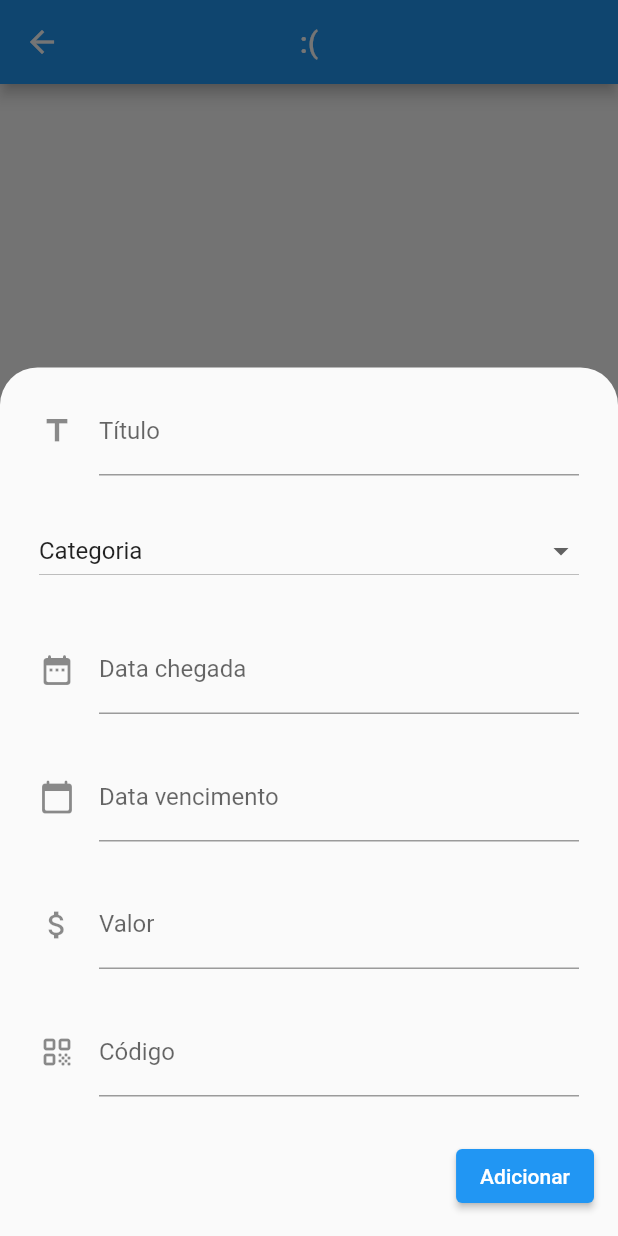
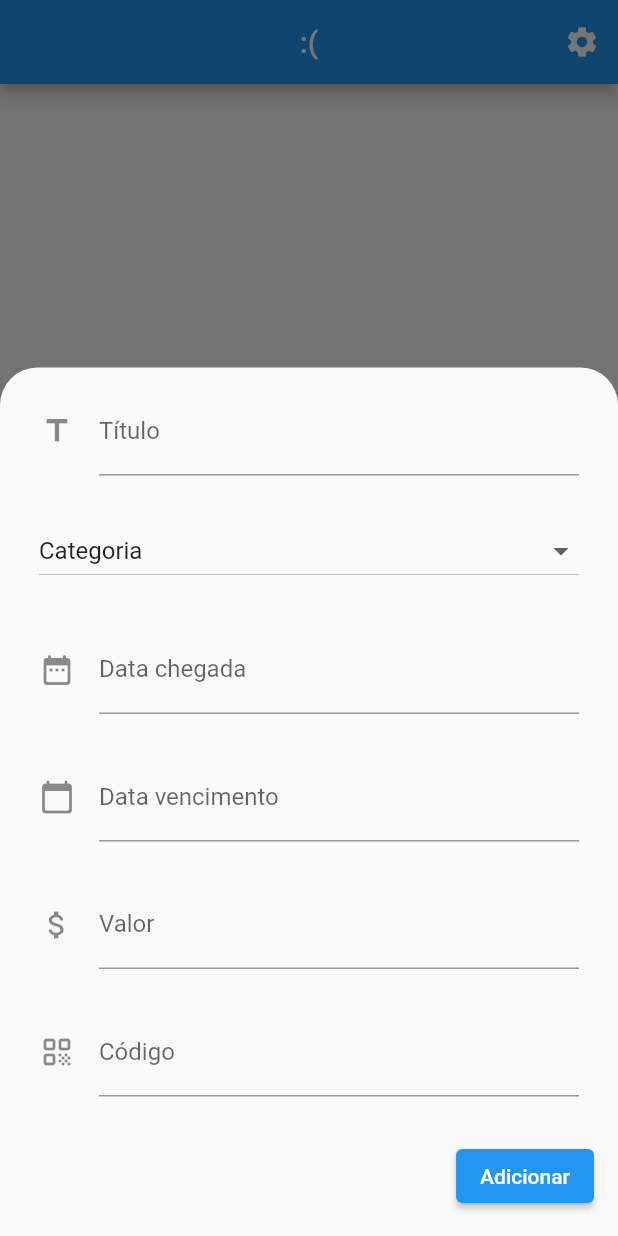
Before and after one commit to matheoxz/ByeBoletos, a Flutter app: the MyHomePage screen opened directly, after a tap on the "add" icon, on a phone screen of 412 x 824 dp. Run offline on Flutter 3.47's test engine with Material 2 defaults, Android fonts, the phone set to English and light mode, and no system bars; our stand-ins replace brasil_fields, email_validator, sqflite; accounts and stored records are empty.

Commit message:
Apaga Boleto

```diff
--- a/ByeBoletos/lib/configuracoes.dart
+++ b/ByeBoletos/lib/configuracoes.dart
@@ -1,3 +1,4 @@
+import 'package:ByeBoletos/main.dart';
 import 'package:flutter/material.dart';
 import 'package:flutter/services.dart';
 import 'package:email_validator/email_validator.dart';
@@ -16,9 +17,12 @@ class _ConfiguracoesState extends State<Configuracoes> {
     return Scaffold(
       appBar: AppBar(
         title: Text('Configurações'),
+        automaticallyImplyLeading: false,
         centerTitle: true,
         leading: BackButton(
           color: Colors.white,
+          onPressed: () => Navigator.push(
+              context, MaterialPageRoute(builder: (context) => MyHomePage())),
         ),
       ),
       body: Center(
--- a/ByeBoletos/lib/insercao_boleto.dart
+++ b/ByeBoletos/lib/insercao_boleto.dart
@@ -68,7 +68,8 @@ class _FormsBoletoState extends State<FormsBoleto> {
 
   @override
   Widget build(BuildContext context) {
-    return Form(
+    return SingleChildScrollView(
+      child: Form(
         child: Padding(
           padding: MediaQuery.of(context).viewInsets,
           child: Column(
@@ -209,6 +210,7 @@ class _FormsBoletoState extends State<FormsBoleto> {
             ],
           ),
         ),
+      ),
     );
   }
 }
--- a/ByeBoletos/lib/main.dart
+++ b/ByeBoletos/lib/main.dart
@@ -1,6 +1,5 @@
 import 'package:ByeBoletos/configuracoes.dart';
 import 'package:ByeBoletos/insercao_boleto.dart';
-import 'package:ByeBoletos/models/categoria.dart';
 import 'package:ByeBoletos/widgets/card_boleto.dart';
 import 'package:ByeBoletos/models/boleto.dart';
 import 'package:flutter/material.dart';
@@ -28,7 +27,7 @@ class MyApp extends StatelessWidget {
 
 class MyHomePage extends StatefulWidget {
   MyHomePage({Key key, this.title}) : super(key: key);
-  List<CardBoleto> cards = [];
+  List<Dismissible> cards = [];
 
   final String title;
 
@@ -39,7 +38,7 @@ class MyHomePage extends StatefulWidget {
 class _MyHomePageState extends State<MyHomePage> {
   final dbCTL = DAO.instance;
   List<Map<String, dynamic>> boletos;
-  List<CardBoleto> cards = [];
+  List<Dismissible> cards = [];
 
   void _configPage(context) async {
     await Navigator.push(
@@ -64,13 +63,27 @@ class _MyHomePageState extends State<MyHomePage> {
   }
 
   void criaListaCard(List<Map<String, dynamic>> boletos) {
+    int index = 0;
     boletos.forEach((element) {
       Boleto _bol = Boleto.fromMap(element);
       _bol.getCategoria(element).then((value) {
-        cards.add(CardBoleto(
-          boleto: _bol,
-        ));
+        cards.add(Dismissible(
+            key: UniqueKey(),
+            background: Container(
+              color: Colors.red,
+            ),
+            onDismissed: (direction) {
+              setState(() {
+                dbCTL.deleteBoleto(_bol.ID);
+                cards.removeAt(index);
+                boletos.removeWhere((item) => item == element);
+              });
+            },
+            child: CardBoleto(
+              boleto: _bol,
+            )));
       });
+      index++;
     });
     setState(() {});
   }
@@ -89,7 +102,15 @@ class _MyHomePageState extends State<MyHomePage> {
         appBar: AppBar(
           title: Text(':('),
           centerTitle: true,
-          automaticallyImplyLeading: true,
+          automaticallyImplyLeading: false,
+          actions: [
+            IconButton(
+                onPressed: () => _configPage(context),
+                icon: Icon(
+                  Icons.settings,
+                  color: Colors.white,
+                ))
+          ],
         ),
         body: Container(
           width: double.infinity,
@@ -134,6 +155,7 @@ class _MyHomePageState extends State<MyHomePage> {
       resizeToAvoidBottomInset: true,
       appBar: AppBar(
         title: Text('ByeBoletos'),
+        automaticallyImplyLeading: false,
         actions: [
           IconButton(
               onPressed: () => _configPage(context),
@@ -144,6 +166,7 @@ class _MyHomePageState extends State<MyHomePage> {
         ],
         bottom: AppBar(
           elevation: 0.0,
+          automaticallyImplyLeading: false,
           title: Container(
             height: 50,
             child: TextField(
--- a/ByeBoletos/lib/models/boleto.dart
+++ b/ByeBoletos/lib/models/boleto.dart
@@ -12,7 +12,6 @@ class Boleto {
   Categoria CATEGORIA;
   final bd = DAO.instance;
   List<Map<String, dynamic>> cat;
-  Future _done;
   bool barreira = false;
 
   Boleto(
--- a/ByeBoletos/lib/widgets/card_boleto.dart
+++ b/ByeBoletos/lib/widgets/card_boleto.dart
@@ -1,6 +1,7 @@
 import 'package:ByeBoletos/models/categoria.dart';
 import 'package:flutter/material.dart';
 import 'package:ByeBoletos/models/boleto.dart';
+import 'package:ByeBoletos/helpers/DAO.dart';
 
 class CardBoleto extends StatefulWidget {
   final Boleto boleto;
@@ -11,6 +12,7 @@ class CardBoleto extends StatefulWidget {
 
 class _CardBoletoState extends State<CardBoleto> {
   final Boleto boleto;
+  final bd = DAO.instance;
 
   _CardBoletoState({@required this.boleto});
 
```
Lines whose indentation alone changed are shown as unchanged.
